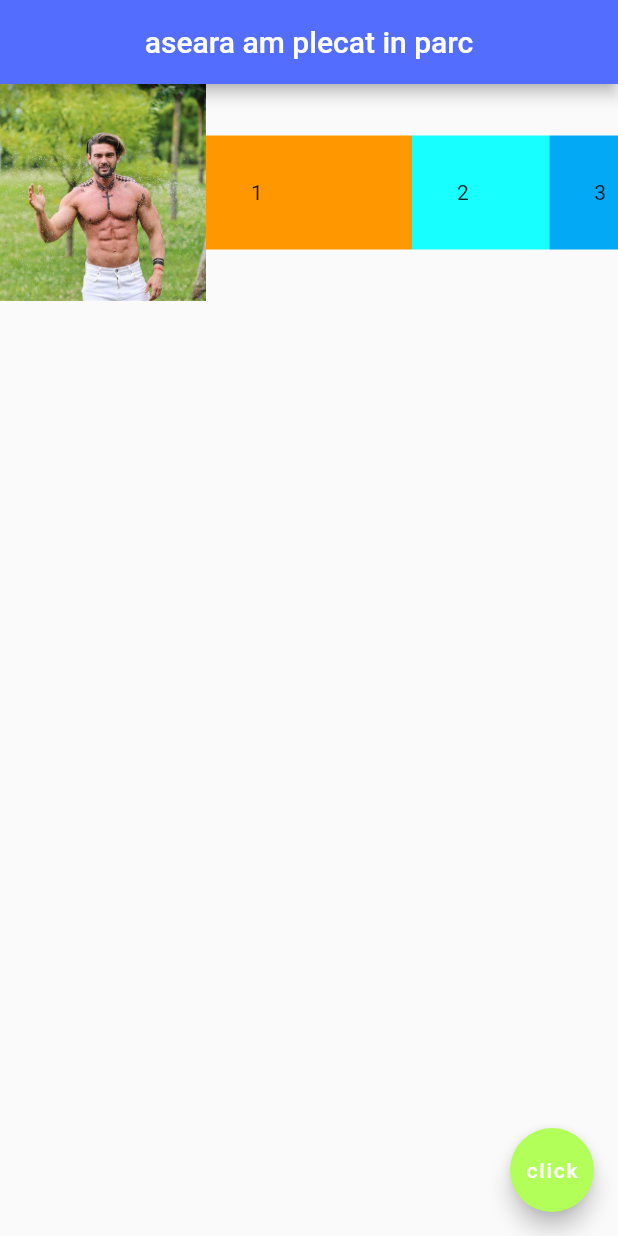
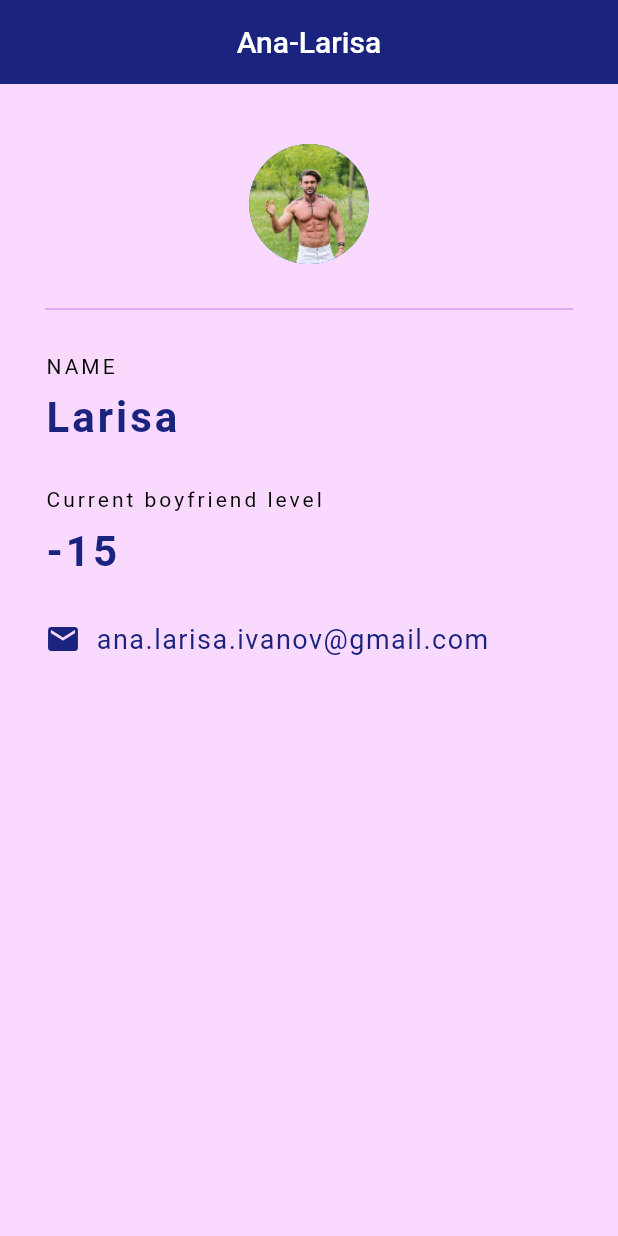
Before and after one commit to AnaLarisa/Fluttering, a Flutter app: the screen it shows after launch, on a phone screen of 412 x 824 dp. Run offline on Flutter 3.47's test engine with Material 2 defaults, Android fonts, the light colour scheme and no system bars.

Commit message:
started customized ninja page

```diff
--- a/my_own_page/lib/main.dart
+++ b/my_own_page/lib/main.dart
@@ -4,58 +4,95 @@ void _incrementCounter() {}
 
 void main() {
   runApp(const MaterialApp(
-    home: Home(),
+    home: Profile(),
   ));
 }
 
-class Home extends StatelessWidget {
-  const Home({Key? key}) : super(key: key);
+class Profile extends StatelessWidget {
+  const Profile({Key? key}) : super(key: key);
 
   @override
   Widget build(BuildContext context) {
     return Scaffold(
+        backgroundColor: const Color(0xfffad9ff),
         appBar: AppBar(
-        title: const Text('aseara am plecat in parc'),
+          title: const Text("Ana-Larisa"),
           centerTitle: true,
-        backgroundColor: Colors.indigoAccent,
+          backgroundColor: Colors.indigo[900],
+          elevation: 0.0,
         ),
-      body: Row(
+        body: Padding(
+          padding: const EdgeInsets.fromLTRB(30.0, 40.0, 30.0, 0.0),
+          child: Column(
+            crossAxisAlignment: CrossAxisAlignment.start,
             children: <Widget>[
-          Expanded(
-            child: Image.asset('assets/dorian.jpg'),
-            flex: 3,
-          ),
-          Expanded(
-            flex: 3,
-            child: Container(
-              padding: EdgeInsets.all(30),
-              color: Colors.orange,
-              child: Text('1'),
+              const Center(
+                child: CircleAvatar(
+                  backgroundImage: AssetImage('assets/dorian.jpg'),
+                  radius: 40.0,
                 ),
               ),
-          Expanded(
-            flex: 2,
-            child: Container(
-              padding: EdgeInsets.all(30),
-              color: Colors.cyanAccent,
-              child: Text('2'),
+              const Divider(
+                height: 60.0,
+                color: Color(0xffc27cde),
               ),
+              const Text('NAME',
+                  style: TextStyle(
+                    color: Colors.black,
+                    letterSpacing: 2.0,
+                  )),
+              const SizedBox(
+                height: 10.0,
               ),
-          Expanded(
-            flex: 1,
-            child: Container(
-              padding: EdgeInsets.all(30),
-              color: Colors.lightBlue,
-              child: Text('3'),
+              Text('Larisa',
+                  style: TextStyle(
+                    color: Colors.indigo[900],
+                    letterSpacing: 2.0,
+                    fontSize: 28.0,
+                    fontWeight: FontWeight.bold,
+                  )),
+              const SizedBox(
+                height: 30.0,
               ),
+              const Text('Current boyfriend level',
+                  style: TextStyle(
+                    color: Colors.black,
+                    letterSpacing: 2.0,
+                  )),
+              const SizedBox(
+                height: 10.0,
+              ),
+              Text('-15',
+                  style: TextStyle(
+                    color: Colors.indigo[900],
+                    letterSpacing: 2.0,
+                    fontSize: 28.0,
+                    fontWeight: FontWeight.bold,
+                  )),
+              const SizedBox(
+                height: 30.0,
+              ),
+              Row(
+                children: <Widget>[
+                  Icon(
+                    Icons.email,
+                    color: Colors.indigo[900],
+                  ),
+                  const SizedBox(
+                    width: 10.0,
+                  ),
+                  Text(
+                    'ana.larisa.ivanov@gmail.com',
+                    style: TextStyle(
+                      color: Colors.indigo[900],
+                      fontSize: 18.0,
+                      letterSpacing: 1.0,
+                    ),
+                  )
+                ],
               ),
             ],
           ),
-      floatingActionButton: const FloatingActionButton(
-        child: Text('click'),
-        onPressed: _incrementCounter,
-        backgroundColor: Colors.lightGreenAccent,
-      ),
-    );
+        ));
   }
 }
```
Lines whose indentation alone changed are shown as unchanged.
